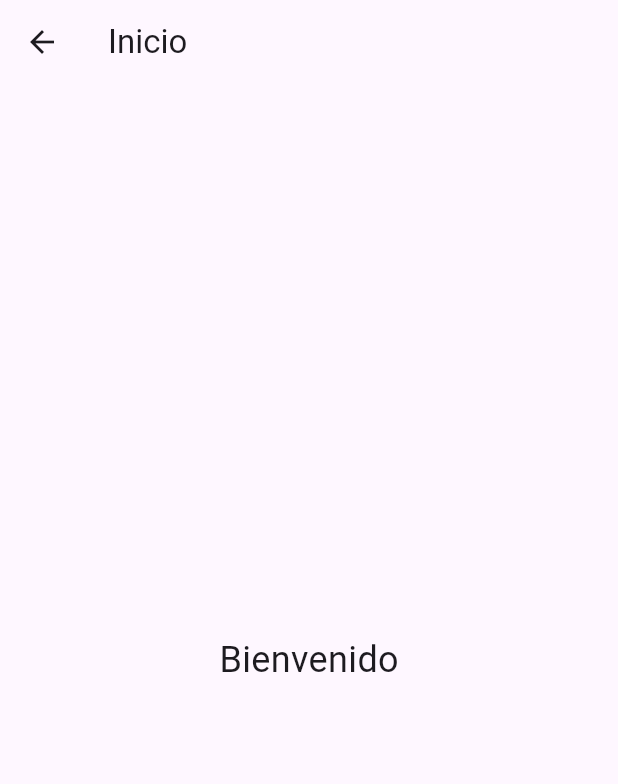
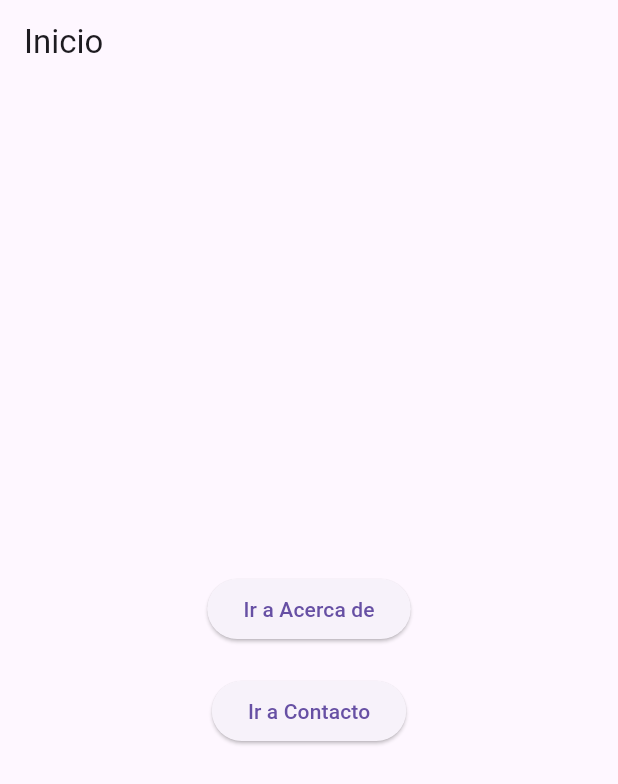
Before and after one commit to danusitacm/dcristaldo_flutter_002, a Flutter app: the InicioScreen screen opened directly, on a phone screen of 412 x 824 dp. Shown: the top 784 px of the screen. Run offline on Flutter 3.47's test engine with Material 3 defaults, Android fonts, the phone set to English and light mode, and no system bars.

Commit message:
Prompt 3: Añade navegación básica entre pantallas
Implementa navegación desde Inicio a otras pantallas

- Añade botones en Inicio con Navigator.push
- Usa MaterialPageRoute para transiciones
Explicacion:
¿Qué es Navigator.push?
En Flutter, el Navigator es un widget que gestiona la pila de navegación de la aplicación. La pila de navegación funciona como una pila de pantallas (o rutas), donde puedes agregar nuevas pantallas a la cima o eliminarlas para regresar a la anterior.
El método Navigator.push se utiliza para agregar una nueva pantalla (ruta) a la pila de navegación. Esto hace que la nueva pantalla se muestre en la aplicación.

Closes #1  # (Si existe un issue relacionado)

```diff
--- a/lib/main.dart
+++ b/lib/main.dart
@@ -10,14 +10,7 @@ class MainApp extends StatelessWidget {
   @override
   Widget build(BuildContext context) {
     return MaterialApp(
-      home: Scaffold(
-        appBar: AppBar(
-          title: const Text('Aplicación Flutter'),
-        ),
-        body: const Center(
-          child: Text('Selecciona una pantalla'),
-        ),
-      ),
+      home: const InicioScreen(),
     );
   }
 }
@@ -31,10 +24,34 @@ class InicioScreen extends StatelessWidget {
       appBar: AppBar(
         title: const Text('Inicio'),
       ),
-      body: const Center(
-        child: Text(
-          'Bienvenido',
-          style: TextStyle(fontSize: 24),
+      body: Center(
+        child: Column(
+          mainAxisAlignment: MainAxisAlignment.center,
+          children: [
+            ElevatedButton(
+              onPressed: () {
+                Navigator.push(
+                  context,
+                  MaterialPageRoute(
+                    builder: (context) => const AcercaDeScreen(),
+                  ),
+                );
+              },
+              child: const Text('Ir a Acerca de'),
+            ),
+            const SizedBox(height: 20),
+            ElevatedButton(
+              onPressed: () {
+                Navigator.push(
+                  context,
+                  MaterialPageRoute(
+                    builder: (context) => const ContactoScreen(),
+                  ),
+                );
+              },
+              child: const Text('Ir a Contacto'),
+            ),
+          ],
         ),
       ),
     );
```
